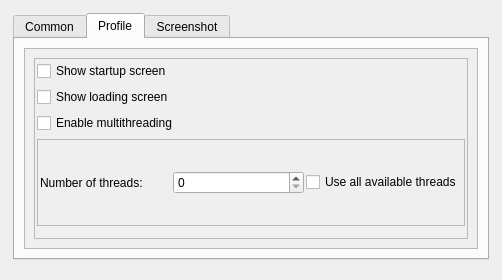
Qt form forms/preferences.ui (isis-group/vast) before a commit.
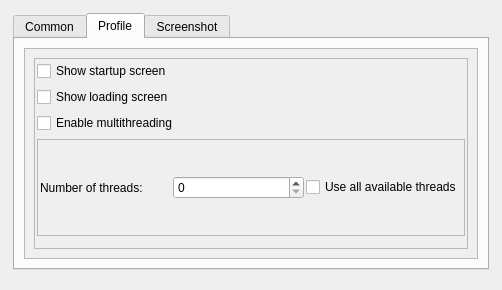
The same form after that commit. The open tabs and pages were chosen to show the change.

Commit message: add check if image is add to fav list

What changed in the file:
```diff
--- a/forms/preferences.ui
+++ b/forms/preferences.ui
@@ -7,7 +7,7 @@
     <x>0</x>
     <y>0</y>
     <width>502</width>
-    <height>265</height>
+    <height>290</height>
    </rect>
   </property>
   <property name="sizePolicy">
@@ -131,7 +131,7 @@
                <x>0</x>
                <y>0</y>
                <width>454</width>
-               <height>189</height>
+               <height>214</height>
               </rect>
              </property>
              <layout class="QGridLayout" name="gridLayout_4">
```
Left out of the diff: 2 changed lines with no effect on the pictures. The commit also changes 2 other files.
